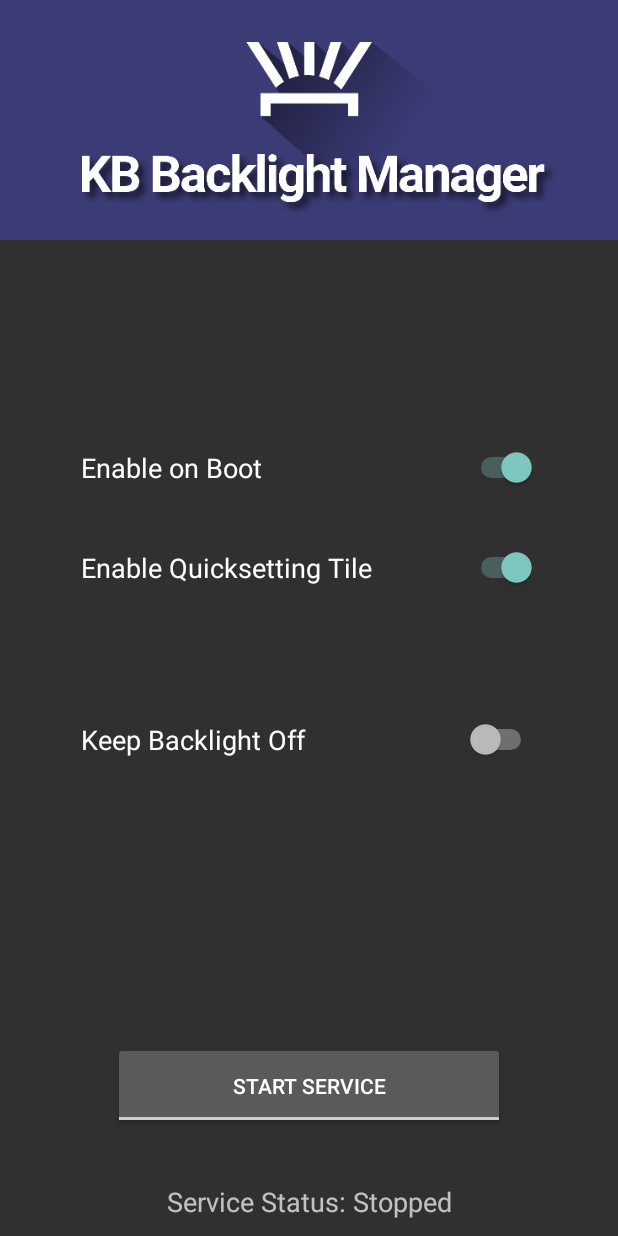
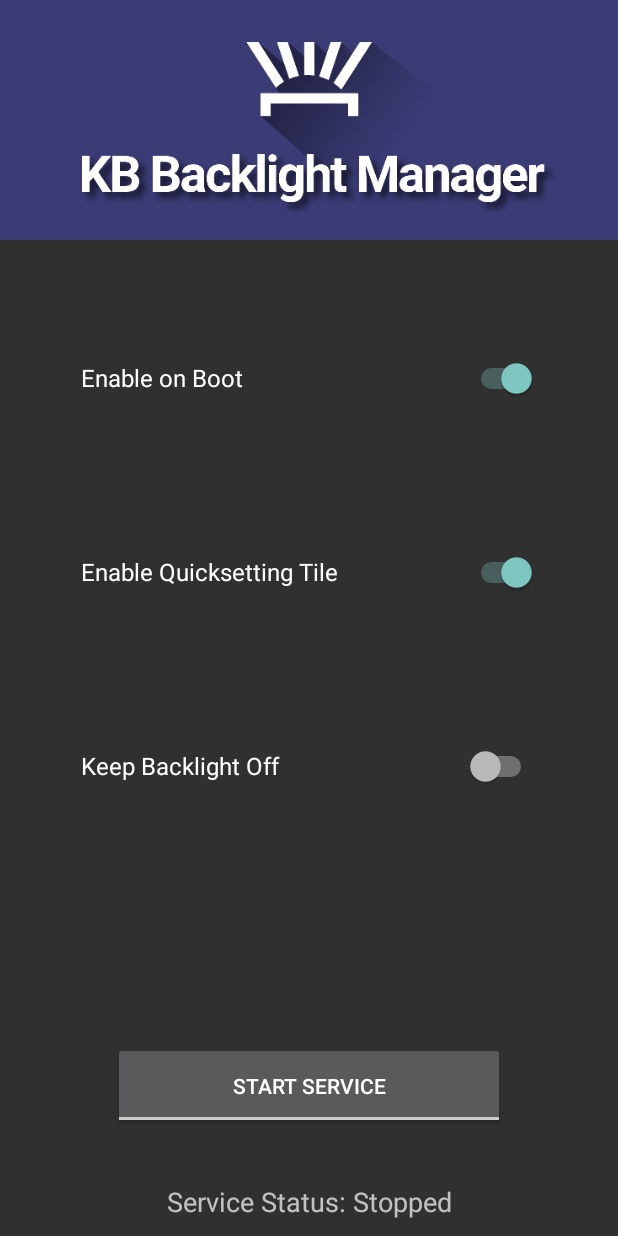
Before and after one commit to JooJooBee666/KB_Backlight_Manager, an Android app: the screen it shows after launch (MainActivity), on a phone screen of 412 x 824 dp. Run offline under Robolectric (Android 15) with nearby library versions, the phone set to English and light mode, and no system bars; 1 statement that could not run was skipped.

Commit message:
Layout: Updated font sizes, changed constraints and heights to fix layout issues.

```diff
--- a/app/src/main/java/com/madhopssoft/kbbacklightmanager/MainActivity.java
+++ b/app/src/main/java/com/madhopssoft/kbbacklightmanager/MainActivity.java
@@ -237,7 +237,7 @@ public class MainActivity extends AppCompatActivity {
             TileService.requestListeningState(context, new ComponentName(context, P1KBTileService.class));
             Log.d(TAG, "Sending Quicksetting toggle update intent.");
             Intent tileIntent = new Intent(Constants.ACTION.TOGGLE_P1KEYBOARD_BACKLIGHT);
-            thisActivity.sendBroadcast(tileIntent);
+            context.sendBroadcast(tileIntent);
         } catch (Exception e) {
             Log.e(TAG, "Failed to send intent.");
             e.printStackTrace();
--- a/app/src/main/res/layout/activity_main.xml
+++ b/app/src/main/res/layout/activity_main.xml
@@ -27,17 +27,15 @@
     <Switch
         android:id="@+id/startOnBootSwitch"
         android:layout_width="wrap_content"
-        android:layout_height="92dp"
+        android:layout_height="104dp"
+        android:layout_below="@+id/imageView"
         android:layout_alignParentStart="true"
-        android:layout_alignParentTop="true"
         android:layout_alignParentEnd="true"
-        android:layout_alignParentBottom="true"
         android:layout_marginStart="54dp"
-        android:layout_marginTop="219dp"
+        android:layout_marginTop="40dp"
         android:layout_marginEnd="54dp"
-        android:layout_marginBottom="420dp"
         android:text="@string/enable_on_boot"
-        android:textSize="18sp" />
+        android:textSize="16sp" />
 
     <ToggleButton
         android:id="@+id/toggleServiceButton"
@@ -66,26 +64,28 @@
     <Switch
         android:id="@+id/backlightDisabledSwitch"
         android:layout_width="287dp"
-        android:layout_height="86dp"
+        android:layout_height="104dp"
+        android:layout_below="@+id/quickSettingEnableSwitch"
         android:layout_alignParentStart="true"
         android:layout_alignParentEnd="true"
         android:layout_marginStart="54dp"
-        android:layout_marginTop="450dp"
+        android:layout_marginTop="25dp"
         android:layout_marginEnd="54dp"
         android:text="@string/keep_backlight_off"
-        android:textSize="18sp" />
+        android:textSize="16sp" />
 
     <Switch
         android:id="@+id/quickSettingEnableSwitch"
         android:layout_width="287dp"
-        android:layout_height="86dp"
+        android:layout_height="104dp"
+        android:layout_below="@+id/startOnBootSwitch"
         android:layout_alignParentStart="true"
         android:layout_alignParentEnd="true"
         android:layout_marginStart="54dp"
-        android:layout_marginTop="335dp"
+        android:layout_marginTop="25dp"
         android:layout_marginEnd="54dp"
         android:enabled="true"
         android:text="@string/enable_quicksetting_tile"
-        android:textSize="18sp" />
+        android:textSize="16sp" />
 
 </RelativeLayout>
```
